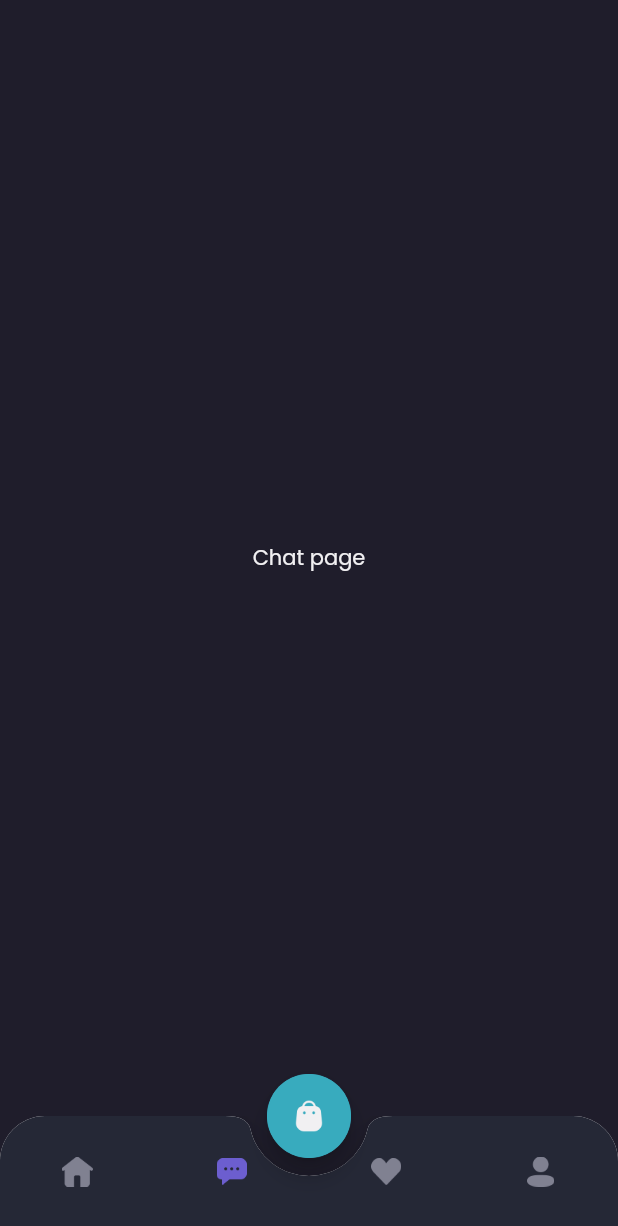
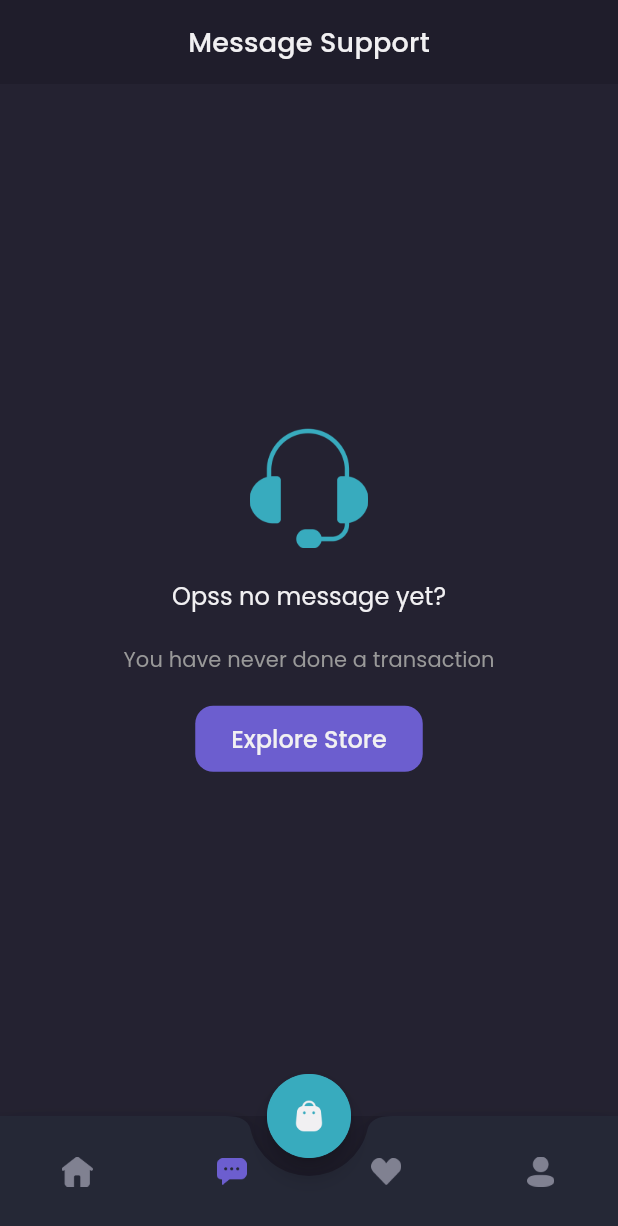
Before and after one commit to RianCahyadi08/Flutter_Shamo, a Flutter app: the MainPage screen opened by its route, item 2 of the bottom bar chosen, on a phone screen of 412 x 824 dp. Shown: the top 1226 px of the screen. Run offline on Flutter 3.47's test engine with Material 2 defaults, Android fonts, the phone set to English and light mode, and no system bars; our stand-ins replace google_fonts.

Commit message:
Add chat page when message is empty

```diff
--- a/lib/pages/home/chat_page.dart
+++ b/lib/pages/home/chat_page.dart
@@ -4,13 +4,98 @@ import 'package:shamo/theme/theme.dart';
 class ChatPage extends StatelessWidget {
   const ChatPage({super.key});
 
-  @override
-  Widget build(BuildContext context) {
-    return Center(
-      child: Text(
-        'Chat page',
-        style: primaryTextStyle,
+  Widget header() {
+    return AppBar(
+      backgroundColor: backgroundColor1,
+      automaticallyImplyLeading: false,
+      centerTitle: true,
+      title: Text(
+        'Message Support',
+        style: primaryTextStyle.copyWith(
+          fontSize: 18,
+          fontWeight: medium,
+          letterSpacing: 0.18,
+        ),
+      ),
+      elevation: 0,
+    );
+  }
+
+  Widget content() {
+    return Expanded(
+      child: Center(
+        child: Container(
+          clipBehavior: Clip.none,
+          color: backgroundColor3,
+          width: double.infinity,
+          child: Column(
+            mainAxisAlignment: MainAxisAlignment.center,
+            children: [
+              Image.asset(
+                'assets/icon_headseat.png',
+                width: 80,
+                height: 80,
+              ),
+              const SizedBox(height: 20),
+              Text(
+                'Opss no message yet?',
+                style: primaryTextStyle.copyWith(
+                  fontSize: 16,
+                  letterSpacing: 0.08,
+                ),
+              ),
+              const SizedBox(
+                height: 20,
+              ),
+              Text(
+                'You have never done a transaction',
+                style: secondaryTextStyle.copyWith(
+                  fontSize: 14,
+                  fontWeight: reguler,
+                  letterSpacing: 0.07,
+                ),
+              ),
+              const SizedBox(
+                height: 20,
+              ),
+              SizedBox(
+                height: 44,
+                child: TextButton(
+                  onPressed: () => (),
+                  style: TextButton.styleFrom(
+                    backgroundColor: primaryColor,
+                    shape: RoundedRectangleBorder(
+                      borderRadius: BorderRadius.circular(
+                        12,
+                      ),
+                    ),
+                    padding: const EdgeInsets.symmetric(
+                      horizontal: 24,
+                      vertical: 10,
+                    ),
+                  ),
+                  child: Text(
+                    'Explore Store',
+                    style: primaryTextStyle.copyWith(
+                      fontSize: 16,
+                    ),
+                  ),
+                ),
+              )
+            ],
+          ),
+        ),
       ),
     );
   }
+
+  @override
+  Widget build(BuildContext context) {
+    return Column(
+      children: [
+        header(),
+        content(),
+      ],
+    );
+  }
 }
--- a/lib/pages/home/main_page.dart
+++ b/lib/pages/home/main_page.dart
@@ -47,13 +47,15 @@ class _MainPageState extends State<MainPage> {
 
   Widget customButtonNav() {
     return ClipRRect(
+      clipBehavior: Clip.none,
       borderRadius: const BorderRadius.vertical(
         top: Radius.circular(30),
       ),
       child: BottomAppBar(
         shape: const CircularNotchedRectangle(),
         notchMargin: 12,
-        clipBehavior: Clip.antiAlias,
+        // clipBehavior: Clip.antiAlias,
+        clipBehavior: Clip.antiAliasWithSaveLayer,
         child: BottomNavigationBar(
             currentIndex: currentIndex,
             onTap: (value) {
```
